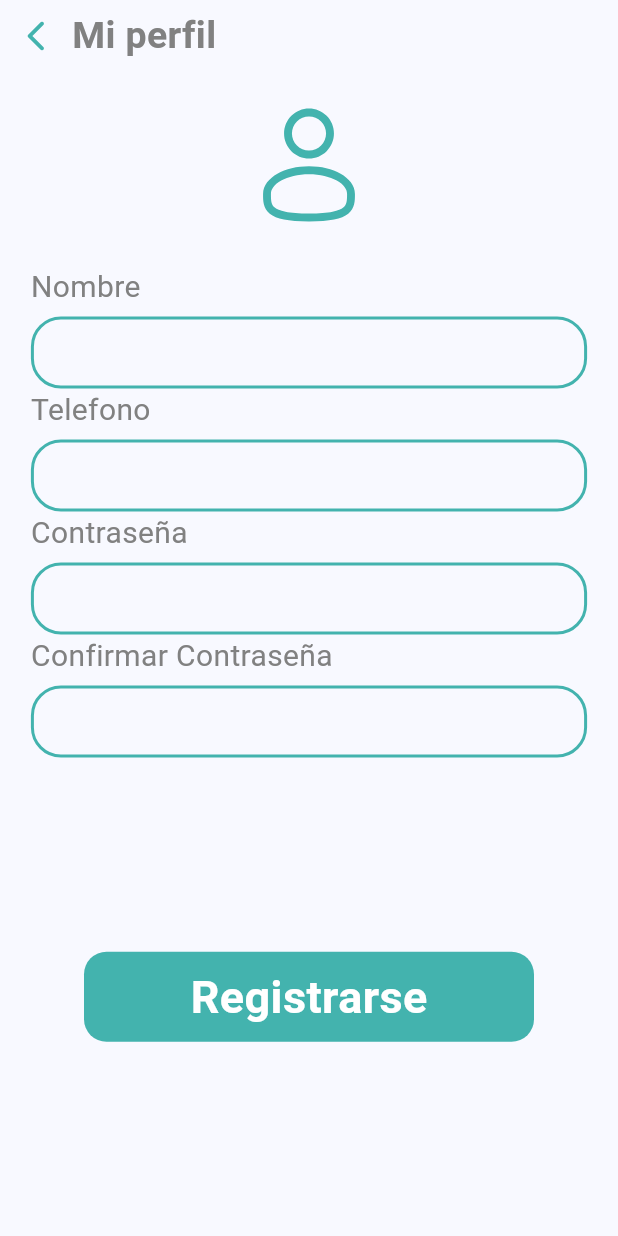
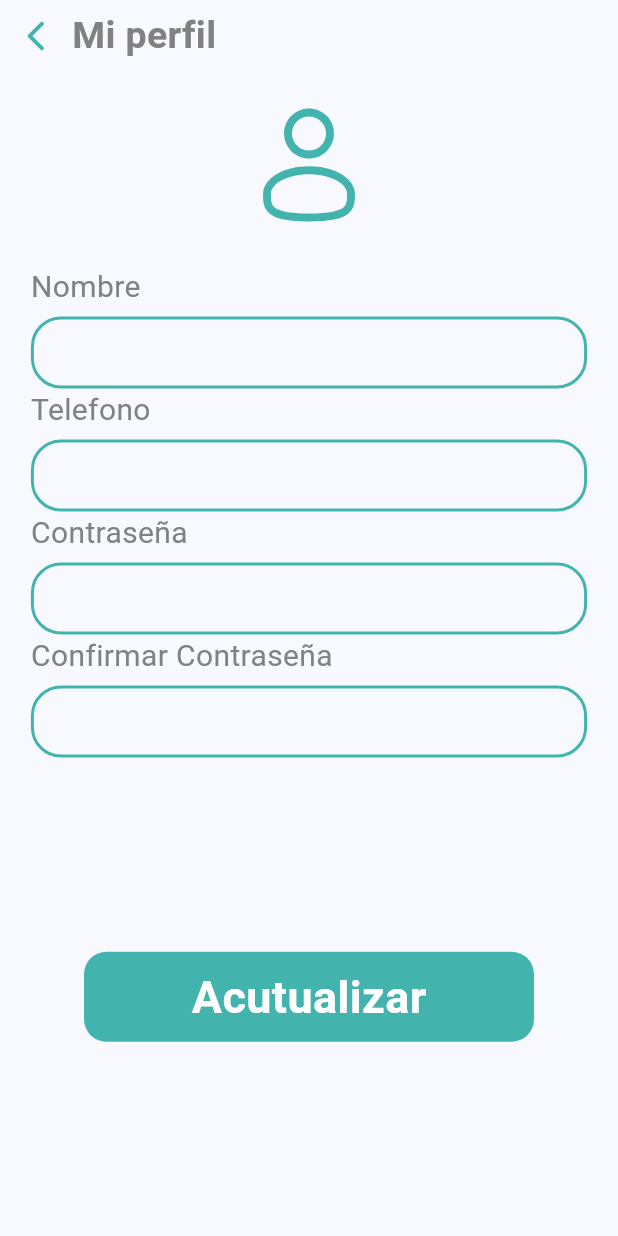
Before and after one commit to RonyPony/takki_front, a Flutter app: the ProfileScreen screen opened by its route, on a phone screen of 412 x 824 dp. Run offline on Flutter 3.47's test engine with Material 3 defaults, Android fonts, the light colour scheme and no system bars; our stand-ins replace flutter_svg, google_fonts; Roboto replaces fonts that are missing (Imprima).

Commit message:
adding changes

```diff
--- a/takki/lib/screens/auth/login/login.screen.dart
+++ b/takki/lib/screens/auth/login/login.screen.dart
@@ -15,8 +15,8 @@ class LoginScreen extends StatelessWidget {
   Widget build(BuildContext context) {
     Size size = MediaQuery.of(context).size;
     return Scaffold(
+      resizeToAvoidBottomInset: false,
       body: SafeArea(
-        child: SingleChildScrollView(
         child: Column(
           children: [
             Padding(
@@ -99,7 +99,6 @@ class LoginScreen extends StatelessWidget {
           ],
         ),
       ),
-      ),
     );
   }
 }
--- a/takki/lib/screens/auth/register/registerScreen.dart
+++ b/takki/lib/screens/auth/register/registerScreen.dart
@@ -14,6 +14,7 @@ class RegisterScreen extends StatelessWidget {
         TextEditingController();
     Size base = MediaQuery.of(context).size;
     return Scaffold(
+      resizeToAvoidBottomInset: false,
       body: SafeArea(
         child: Center(
           child: Column(
--- a/takki/lib/screens/profile/profileScreens.dart
+++ b/takki/lib/screens/profile/profileScreens.dart
@@ -16,6 +16,7 @@ class ProfileScreen extends StatelessWidget {
         TextEditingController();
     Size base = MediaQuery.of(context).size;
     return Scaffold(
+      resizeToAvoidBottomInset: false,
       body: SafeArea(
         child: Center(
           child: Column(
@@ -69,7 +70,7 @@ class ProfileScreen extends StatelessWidget {
                   width: base.width * 0.9),
               Spacer(),
               ButtonWidget(
-                text: "Registrarse",
+                text: "Acutualizar",
                 onPressed: () {},
               ),
               Spacer(),
```
Also changed, not shown: takki/lib/main.dart (+8 -2 lines). Lines whose indentation alone changed are shown as unchanged.
